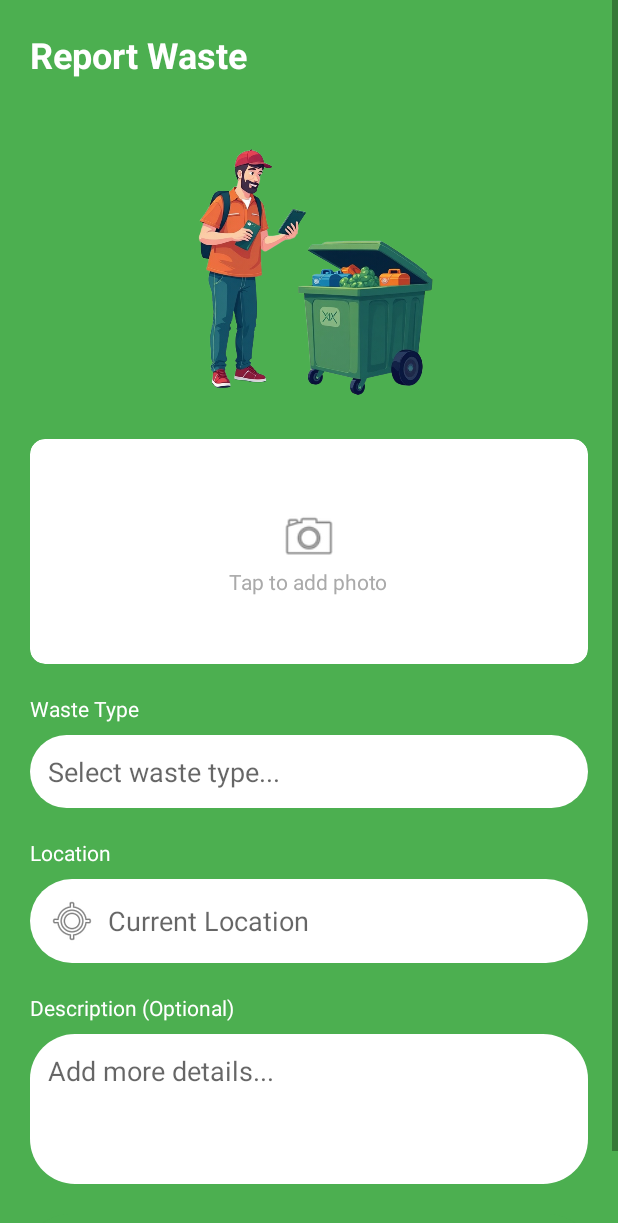
After one commit to MadhukaH/EcoWasteReporter, an Android app: the ReportWastePage screen opened directly, with no data from a screen before it, on a phone screen of 412 x 824 dp. The commit adds this screen. Shown: the top 1223 px of the screen. Run offline under Robolectric (Android 15) with nearby library versions, the phone set to English and light mode, and no system bars; our stand-ins replace CircleImageView.

Commit message:
create ReportWaste screen

```diff
--- a/app/src/main/AndroidManifest.xml
+++ b/app/src/main/AndroidManifest.xml
@@ -32,6 +32,9 @@
         <activity android:name=".VerificationCodePage" />
         <activity android:name=".NewPasswordPage" />
         <activity android:name=".PeopleHomePage" />
+        <activity
+            android:name=".ReportWastePage"
+            android:exported="false" />
     </application>
 
 </manifest>
--- a/app/src/main/java/com/s23010169/ecowastereporter/PeopleHomePage.java
+++ b/app/src/main/java/com/s23010169/ecowastereporter/PeopleHomePage.java
@@ -1,5 +1,6 @@
 package com.s23010169.ecowastereporter;
 
+import android.content.Intent;
 import android.os.Bundle;
 import android.view.View;
 import android.widget.Toast;
@@ -59,7 +60,8 @@ public class PeopleHomePage extends AppCompatActivity implements View.OnClickLis
     public void onClick(View v) {
         int id = v.getId();
         if (id == R.id.reportWasteCard || id == R.id.reportFab) {
-            showFeatureMessage("Report Waste");
+            Intent intent = new Intent(PeopleHomePage.this, ReportWastePage.class);
+            startActivity(intent);
         } else if (id == R.id.viewMapCard) {
             showFeatureMessage("View Map");
         } else if (id == R.id.myReportsCard) {
--- /dev/null
+++ b/app/src/main/java/com/s23010169/ecowastereporter/ReportWastePage.java
@@ -0,0 +1,68 @@
+package com.s23010169.ecowastereporter;
+
+import android.content.Intent;
+import android.os.Bundle;
+import android.view.View;
+import android.widget.Button;
+import android.widget.EditText;
+import android.widget.Toast;
+import androidx.appcompat.app.AppCompatActivity;
+import androidx.cardview.widget.CardView;
+
+public class ReportWastePage extends AppCompatActivity {
+    private CardView photoContainer;
+    private EditText wasteTypeInput;
+    private EditText locationInput;
+    private EditText descriptionInput;
+    private Button submitButton;
+
+    @Override
+    protected void onCreate(Bundle savedInstanceState) {
+        super.onCreate(savedInstanceState);
+        setContentView(R.layout.activity_report_waste_page);
+
+        // Initialize views
+        photoContainer = findViewById(R.id.photoContainer);
+        wasteTypeInput = findViewById(R.id.wasteTypeInput);
+        locationInput = findViewById(R.id.locationInput);
+        descriptionInput = findViewById(R.id.descriptionInput);
+        submitButton = findViewById(R.id.submitButton);
+
+        // Set click listeners
+        photoContainer.setOnClickListener(new View.OnClickListener() {
+            @Override
+            public void onClick(View v) {
+                // TODO: Implement photo selection
+                Toast.makeText(ReportWastePage.this, "Photo selection coming soon", Toast.LENGTH_SHORT).show();
+            }
+        });
+
+        submitButton.setOnClickListener(new View.OnClickListener() {
+            @Override
+            public void onClick(View v) {
+                // TODO: Implement report submission
+                if (validateInputs()) {
+                    submitReport();
+                }
+            }
+        });
+    }
+
+    private boolean validateInputs() {
+        if (wasteTypeInput.getText().toString().trim().isEmpty()) {
+            wasteTypeInput.setError("Please select waste type");
+            return false;
+        }
+        if (locationInput.getText().toString().trim().isEmpty()) {
+            locationInput.setError("Please enter location");
+            return false;
+        }
+        return true;
+    }
+
+    private void submitReport() {
+        // TODO: Implement actual report submission logic
+        Toast.makeText(this, "Report submitted successfully!", Toast.LENGTH_SHORT).show();
+        finish(); // Return to previous screen
+    }
+}
--- /dev/null
+++ b/app/src/main/res/layout/activity_report_waste_page.xml
@@ -0,0 +1,118 @@
+<?xml version="1.0" encoding="utf-8"?>
+<ScrollView xmlns:android="http://schemas.android.com/apk/res/android"
+    xmlns:app="http://schemas.android.com/apk/res-auto"
+    android:layout_width="match_parent"
+    android:layout_height="match_parent"
+    android:background="@color/green_500">
+
+    <LinearLayout
+        android:layout_width="match_parent"
+        android:layout_height="wrap_content"
+        android:orientation="vertical"
+        android:padding="20dp">
+
+        <TextView
+            android:layout_width="wrap_content"
+            android:layout_height="wrap_content"
+            android:text="Report Waste"
+            android:textColor="@android:color/white"
+            android:textSize="24sp"
+            android:textStyle="bold"
+            android:layout_marginBottom="20dp"/>
+
+        <ImageView
+            android:layout_width="match_parent"
+            android:layout_height="200dp"
+            android:src="@drawable/reportwaste"
+            android:scaleType="fitCenter"
+            android:layout_marginBottom="20dp"/>
+
+        <androidx.cardview.widget.CardView
+            android:id="@+id/photoContainer"
+            android:layout_width="match_parent"
+            android:layout_height="150dp"
+            android:layout_marginBottom="20dp"
+            app:cardCornerRadius="10dp"
+            app:cardBackgroundColor="@android:color/white">
+
+            <LinearLayout
+                android:layout_width="match_parent"
+                android:layout_height="match_parent"
+                android:gravity="center"
+                android:orientation="vertical">
+
+                <ImageView
+                    android:layout_width="40dp"
+                    android:layout_height="40dp"
+                    android:src="@android:drawable/ic_menu_camera"/>
+
+                <TextView
+                    android:layout_width="wrap_content"
+                    android:layout_height="wrap_content"
+                    android:text="Tap to add photo"
+                    android:textColor="@android:color/darker_gray"/>
+            </LinearLayout>
+        </androidx.cardview.widget.CardView>
+
+        <TextView
+            android:layout_width="wrap_content"
+            android:layout_height="wrap_content"
+            android:text="Waste Type"
+            android:textColor="@android:color/white"
+            android:layout_marginBottom="8dp"/>
+
+        <EditText
+            android:id="@+id/wasteTypeInput"
+            android:layout_width="match_parent"
+            android:layout_height="wrap_content"
+            android:background="@drawable/white_rounded_container"
+            android:hint="Select waste type..."
+            android:padding="12dp"
+            android:layout_marginBottom="20dp"/>
+
+        <TextView
+            android:layout_width="wrap_content"
+            android:layout_height="wrap_content"
+            android:text="Location"
+            android:textColor="@android:color/white"
+            android:layout_marginBottom="8dp"/>
+
+        <EditText
+            android:id="@+id/locationInput"
+            android:layout_width="match_parent"
+            android:layout_height="wrap_content"
+            android:background="@drawable/white_rounded_container"
+            android:hint="Current Location"
+            android:drawableStart="@android:drawable/ic_menu_mylocation"
+            android:drawablePadding="8dp"
+            android:padding="12dp"
+            android:layout_marginBottom="20dp"/>
+
+        <TextView
+            android:layout_width="wrap_content"
+            android:layout_height="wrap_content"
+            android:text="Description (Optional)"
+            android:textColor="@android:color/white"
+            android:layout_marginBottom="8dp"/>
+
+        <EditText
+            android:id="@+id/descriptionInput"
+            android:layout_width="match_parent"
+            android:layout_height="100dp"
+            android:background="@drawable/white_rounded_container"
+            android:hint="Add more details..."
+            android:gravity="top"
+            android:padding="12dp"
+            android:layout_marginBottom="20dp"/>
+
+        <Button
+            android:id="@+id/submitButton"
+            android:layout_width="match_parent"
+            android:layout_height="wrap_content"
+            android:text="Submit Report"
+            android:background="@drawable/green_rounded_button"
+            android:textColor="@android:color/white"
+            android:padding="12dp"/>
+
+    </LinearLayout>
+</ScrollView>
--- a/app/src/main/res/values/colors.xml
+++ b/app/src/main/res/values/colors.xml
@@ -6,6 +6,7 @@
     <color name="gradient_end">#3DDC97</color>
     <color name="button_color">#206A4E</color>
     <color name="green_500">#4CAF50</color>
+    <color name="green">#4CAF50</color>
 
     <!-- Primary colors -->
     <color name="purple_500">@color/green_500</color>
```
Also changed, not shown: app/src/main/res/drawable/reportwaste.png (added).
